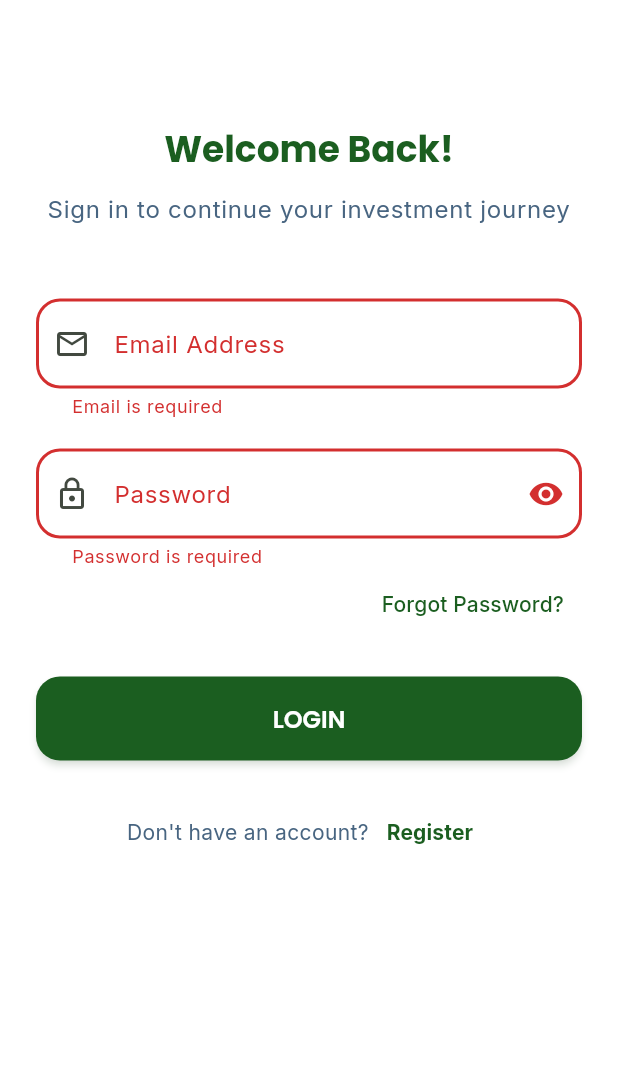
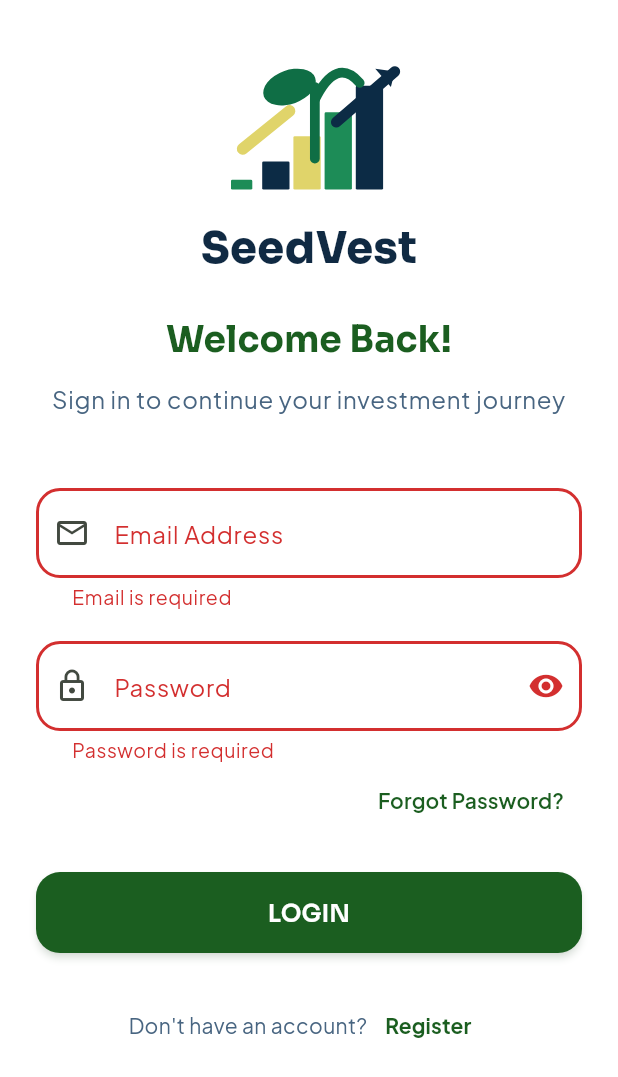
Before and after one commit to krymoevanag/SeedVest-frontend, a Flutter app: the screen it shows after launch, after a tap on "LOGIN", on a phone screen of 412 x 824 dp. Shown: the top 1077 px of the screen. Run offline on Flutter 3.47's test engine with Material 3 defaults, Android fonts, the phone set to English and light mode, and no system bars; our stand-ins replace app_links, connectivity_plus, dio, fl_chart, flutter_dotenv, flutter_secure_storage and 5 more; accounts and stored records are empty; network calls fail.

Commit message:
Update branding icon, typography, and network reliability

```diff
--- a/lib/core/config/config.dart
+++ b/lib/core/config/config.dart
@@ -3,7 +3,17 @@ import 'package:flutter_dotenv/flutter_dotenv.dart';
 /// Centralized application configuration
 class AppConfig {
   /// API base URL from environment
-  static String get apiUrl => dotenv.env['API_URL'] ?? 'http://10.0.2.2:8000/api';
+  static String get apiUrl {
+    final raw = dotenv.env['API_URL'];
+    final cleaned = raw
+        ?.trim()
+        .replaceAll('"', '')
+        .replaceAll("'", '');
+    final base = (cleaned == null || cleaned.isEmpty)
+        ? 'http://10.0.2.2:8000/api/'
+        : cleaned;
+    return base.endsWith('/') ? base : '$base/';
+  }
 
   /// Current environment (development, staging, production)
   static String get environment => dotenv.env['ENVIRONMENT'] ?? 'development';
--- a/lib/core/network/api_service.dart
+++ b/lib/core/network/api_service.dart
@@ -25,8 +25,8 @@ class ApiService {
 
   ApiService() {
     dio.options.baseUrl = AppConfig.apiUrl;
-    dio.options.connectTimeout = const Duration(seconds: 10);
-    dio.options.receiveTimeout = const Duration(seconds: 10);
+    dio.options.connectTimeout = const Duration(seconds: 30);
+    dio.options.receiveTimeout = const Duration(seconds: 30);
 
     dio.interceptors.add(InterceptorsWrapper(
       onRequest: (options, handler) async {
--- a/lib/core/theme/app_theme.dart
+++ b/lib/core/theme/app_theme.dart
@@ -4,6 +4,8 @@ import 'colors.dart';
 
 class AppTheme {
   static ThemeData get lightTheme {
+    final baseTextTheme = GoogleFonts.plusJakartaSansTextTheme();
+
     return ThemeData(
       useMaterial3: true,
       colorScheme: ColorScheme.fromSeed(
@@ -17,36 +19,68 @@ class AppTheme {
         onSecondary: Colors.white,
       ),
       scaffoldBackgroundColor: AppColors.background,
-      textTheme: GoogleFonts.interTextTheme().copyWith(
-        displayLarge: GoogleFonts.poppins(
+      textTheme: baseTextTheme.copyWith(
+        displayLarge: GoogleFonts.sora(
           fontSize: 32,
-          fontWeight: FontWeight.bold,
-          color: AppColors.secondary, // Midnight Blue for emphasis
+          fontWeight: FontWeight.w700,
+          color: AppColors.secondary,
         ),
-        headlineMedium: GoogleFonts.poppins(
+        displayMedium: GoogleFonts.sora(
+          fontSize: 28,
+          fontWeight: FontWeight.w700,
+          color: AppColors.secondary,
+        ),
+        headlineLarge: GoogleFonts.sora(
+          fontSize: 26,
+          fontWeight: FontWeight.w700,
+          color: AppColors.textPrimary,
+        ),
+        headlineMedium: GoogleFonts.sora(
           fontSize: 24,
           fontWeight: FontWeight.w600,
           color: AppColors.textPrimary,
         ),
-        titleLarge: GoogleFonts.poppins(
+        titleLarge: GoogleFonts.sora(
           fontSize: 20,
-          fontWeight: FontWeight.w500,
+          fontWeight: FontWeight.w600,
           color: AppColors.textPrimary,
         ),
-        bodyLarge: GoogleFonts.inter(
-          fontSize: 16,
+        titleMedium: GoogleFonts.sora(
+          fontSize: 18,
+          fontWeight: FontWeight.w600,
           color: AppColors.textPrimary,
         ),
-        bodyMedium: GoogleFonts.inter(
+        bodyLarge: GoogleFonts.plusJakartaSans(
+          fontSize: 16,
+          height: 1.5,
+          color: AppColors.textPrimary,
+        ),
+        bodyMedium: GoogleFonts.plusJakartaSans(
           fontSize: 14,
+          height: 1.45,
           color: AppColors.textSecondary,
         ),
+        bodySmall: GoogleFonts.plusJakartaSans(
+          fontSize: 13,
+          height: 1.4,
+          color: AppColors.textSecondary,
+        ),
+        labelLarge: GoogleFonts.plusJakartaSans(
+          fontSize: 14,
+          fontWeight: FontWeight.w600,
+          color: AppColors.textPrimary,
+        ),
       ),
-      appBarTheme: const AppBarTheme(
+      appBarTheme: AppBarTheme(
         backgroundColor: Colors.transparent,
         foregroundColor: AppColors.secondary,
         elevation: 0,
         centerTitle: true,
+        titleTextStyle: GoogleFonts.sora(
+          fontSize: 20,
+          fontWeight: FontWeight.w600,
+          color: AppColors.secondary,
+        ),
       ),
       elevatedButtonTheme: ElevatedButtonThemeData(
         style: ElevatedButton.styleFrom(
@@ -54,11 +88,11 @@ class AppTheme {
           foregroundColor: Colors.white,
           minimumSize: const Size(double.infinity, 54),
           elevation: 2,
-          shadowColor: AppColors.primary.withOpacity(0.3),
+          shadowColor: AppColors.primary.withValues(alpha: 0.3),
           shape: RoundedRectangleBorder(
             borderRadius: BorderRadius.circular(16),
           ),
-          textStyle: GoogleFonts.poppins(
+          textStyle: GoogleFonts.sora(
             fontSize: 16,
             fontWeight: FontWeight.w600,
           ),
@@ -67,7 +101,7 @@ class AppTheme {
       cardTheme: CardThemeData(
         color: Colors.white,
         elevation: 4,
-        shadowColor: AppColors.secondary.withOpacity(0.05),
+        shadowColor: AppColors.secondary.withValues(alpha: 0.05),
         shape: RoundedRectangleBorder(
           borderRadius: BorderRadius.circular(20),
         ),
@@ -84,7 +118,8 @@ class AppTheme {
         ),
         enabledBorder: OutlineInputBorder(
           borderRadius: BorderRadius.circular(16),
-          borderSide: BorderSide(color: Colors.grey.withOpacity(0.1), width: 1),
+          borderSide:
+              BorderSide(color: Colors.grey.withValues(alpha: 0.1), width: 1),
         ),
         focusedBorder: OutlineInputBorder(
           borderRadius: BorderRadius.circular(16),
--- a/lib/views/auth/login_screen.dart
+++ b/lib/views/auth/login_screen.dart
@@ -7,6 +7,7 @@ import '../../core/security/biometric_service.dart';
 import '../../core/theme/colors.dart';
 import '../../viewmodels/user_viewmodel.dart';
 import '../widgets/custom_button.dart';
+import '../widgets/seedvest_logo.dart';
 
 class LoginScreen extends StatefulWidget {
   const LoginScreen({super.key});
@@ -247,7 +248,11 @@ class _LoginScreenState extends State<LoginScreen> {
             child: Column(
               crossAxisAlignment: CrossAxisAlignment.stretch,
               children: [
-                const SizedBox(height: 60),
+                const SizedBox(height: 20),
+                const Center(
+                  child: SeedVestLogo(size: 130),
+                ),
+                const SizedBox(height: 24),
                 Text(
                   "Welcome Back!",
                   style: Theme.of(context).textTheme.headlineMedium?.copyWith(
--- a/lib/views/auth/register_screen.dart
+++ b/lib/views/auth/register_screen.dart
@@ -3,6 +3,7 @@ import 'package:dio/dio.dart';
 import '../../core/network/api_service.dart';
 import '../../core/theme/colors.dart';
 import '../widgets/custom_button.dart';
+import '../widgets/seedvest_logo.dart';
 
 class RegisterScreen extends StatefulWidget {
   const RegisterScreen({super.key});
@@ -103,10 +104,8 @@ class _RegisterScreenState extends State<RegisterScreen> {
               crossAxisAlignment: CrossAxisAlignment.center,
               children: [
                 // SeedVest Logo
-                const Icon(
-                  Icons.account_balance_wallet,
-                  size: 64,
-                  color: AppColors.primary,
+                const SeedVestLogo(
+                  size: 120,
                 ),
                 const SizedBox(height: 16),
                 Text(
--- a/lib/views/auth/splash_screen.dart
+++ b/lib/views/auth/splash_screen.dart
@@ -4,6 +4,7 @@ import '../../core/network/api_service.dart';
 import '../../core/security/biometric_service.dart';
 import '../../core/theme/colors.dart';
 import '../../viewmodels/user_viewmodel.dart';
+import '../widgets/seedvest_logo.dart';
 
 class SplashScreen extends StatefulWidget {
   const SplashScreen({super.key});
@@ -76,20 +77,11 @@ class _SplashScreenState extends State<SplashScreen> {
           child: Column(
             mainAxisAlignment: MainAxisAlignment.center,
             children: [
-              const Icon(
-                Icons.trending_up,
-                size: 100,
-                color: AppColors.accent,
+              const SeedVestLogo(
+                size: 190,
+                wordmarkColor: Colors.white,
               ),
-              const SizedBox(height: 16),
-              Text(
-                'SEEDVEST',
-                style: Theme.of(context).textTheme.displayLarge?.copyWith(
-                      color: Colors.white,
-                      letterSpacing: 4,
-                    ),
-              ),
-              const SizedBox(height: 8),
+              const SizedBox(height: 12),
               Text(
                 'Financial Governance & Growth',
                 style: Theme.of(context).textTheme.bodyLarge?.copyWith(
--- /dev/null
+++ b/lib/views/widgets/seedvest_logo.dart
@@ -0,0 +1,166 @@
+import 'dart:math' as math;
+
+import 'package:flutter/material.dart';
+import 'package:google_fonts/google_fonts.dart';
+import '../../core/theme/colors.dart';
+
+class SeedVestLogo extends StatelessWidget {
+  const SeedVestLogo({
+    super.key,
+    this.size = 140,
+    this.showWordmark = true,
+    this.wordmarkColor,
+  });
+
+  final double size;
+  final bool showWordmark;
+  final Color? wordmarkColor;
+
+  @override
+  Widget build(BuildContext context) {
+    final markHeight = size * 0.72;
+    return Column(
+      mainAxisSize: MainAxisSize.min,
+      children: [
+        SizedBox(
+          width: size,
+          height: markHeight,
+          child: CustomPaint(
+            painter: _SeedVestMarkPainter(),
+          ),
+        ),
+        if (showWordmark) ...[
+          SizedBox(height: size * 0.06),
+          Text(
+            'SeedVest',
+            style: GoogleFonts.sora(
+              color: wordmarkColor ?? AppColors.secondary,
+              fontSize: size * 0.22,
+              fontWeight: FontWeight.w800,
+              letterSpacing: 0.3,
+            ),
+          ),
+        ],
+      ],
+    );
+  }
+}
+
+class _SeedVestMarkPainter extends CustomPainter {
+  static const Color _deepBlue = Color(0xFF0C2B45);
+  static const Color _brandGreen = Color(0xFF1D8C57);
+  static const Color _leafGreen = Color(0xFF0F6E45);
+  static const Color _gold = Color(0xFFE0D46A);
+
+  @override
+  void paint(Canvas canvas, Size size) {
+    final w = size.width;
+    final h = size.height;
+    final baseline = h * 0.88;
+
+    final barWidth = w * 0.14;
+    final gap = w * 0.02;
+    final startX = w * 0.10;
+
+    final bars = [
+      _bar(startX, baseline, barWidth * 0.78, h * 0.07, _brandGreen),
+      _bar(startX + barWidth + gap, baseline, barWidth, h * 0.20, _deepBlue),
+      _bar(startX + (barWidth + gap) * 2, baseline, barWidth, h * 0.38, _gold),
+      _bar(startX + (barWidth + gap) * 3, baseline, barWidth, h * 0.55, _brandGreen),
+      _bar(startX + (barWidth + gap) * 4, baseline, barWidth, h * 0.74, _deepBlue),
+    ];
+
+    for (final bar in bars) {
+      final paint = Paint()..color = bar.color;
+      canvas.drawRRect(
+        RRect.fromRectAndRadius(bar.rect, Radius.circular(w * 0.007)),
+        paint,
+      );
+    }
+
+    final slashPaint = Paint()
+      ..color = _gold
+      ..strokeWidth = w * 0.06
+      ..strokeCap = StrokeCap.round
+      ..style = PaintingStyle.stroke;
+    canvas.drawLine(
+      Offset(startX + w * 0.06, baseline - h * 0.29),
+      Offset(startX + w * 0.30, baseline - h * 0.56),
+      slashPaint,
+    );
+
+    final stemPaint = Paint()
+      ..color = _leafGreen
+      ..strokeWidth = w * 0.05
+      ..strokeCap = StrokeCap.round
+      ..style = PaintingStyle.stroke;
+    canvas.drawLine(
+      Offset(w * 0.53, baseline - h * 0.22),
+      Offset(w * 0.53, baseline - h * 0.73),
+      stemPaint,
+    );
+
+    final leafRect = Rect.fromCenter(
+      center: Offset(w * 0.40, baseline - h * 0.73),
+      width: w * 0.28,
+      height: h * 0.24,
+    );
+    canvas.save();
+    canvas.translate(leafRect.center.dx, leafRect.center.dy);
+    canvas.rotate(-math.pi / 9);
+    canvas.translate(-leafRect.center.dx, -leafRect.center.dy);
+    canvas.drawOval(
+      leafRect,
+      Paint()..color = _leafGreen,
+    );
+    canvas.restore();
+
+    final rightArcPath = Path();
+    rightArcPath.moveTo(w * 0.53, baseline - h * 0.64);
+    rightArcPath.quadraticBezierTo(
+      w * 0.64,
+      baseline - h * 0.95,
+      w * 0.76,
+      baseline - h * 0.76,
+    );
+    canvas.drawPath(rightArcPath, stemPaint);
+
+    final arrowPaint = Paint()
+      ..color = _deepBlue
+      ..strokeWidth = w * 0.055
+      ..strokeCap = StrokeCap.round
+      ..style = PaintingStyle.stroke;
+    final arrowStart = Offset(w * 0.64, baseline - h * 0.48);
+    final arrowEnd = Offset(w * 0.94, baseline - h * 0.84);
+    canvas.drawLine(arrowStart, arrowEnd, arrowPaint);
+
+    final arrowHead = Path()
+      ..moveTo(arrowEnd.dx, arrowEnd.dy)
+      ..lineTo(arrowEnd.dx - w * 0.10, arrowEnd.dy - h * 0.02)
+      ..lineTo(arrowEnd.dx - w * 0.02, arrowEnd.dy + h * 0.11)
+      ..close();
+    canvas.drawPath(arrowHead, Paint()..color = _deepBlue);
+  }
+
+  _Bar _bar(
+    double x,
+    double baseline,
+    double width,
+    double height,
+    Color color,
+  ) {
+    return _Bar(
+      rect: Rect.fromLTWH(x, baseline - height, width, height),
+      color: color,
+    );
+  }
+
+  @override
+  bool shouldRepaint(covariant CustomPainter oldDelegate) => false;
+}
+
+class _Bar {
+  const _Bar({required this.rect, required this.color});
+  final Rect rect;
+  final Color color;
+}
```
Also changed, not shown: assets/icons/seedvest_app_icon.png (added), 7 other files.
